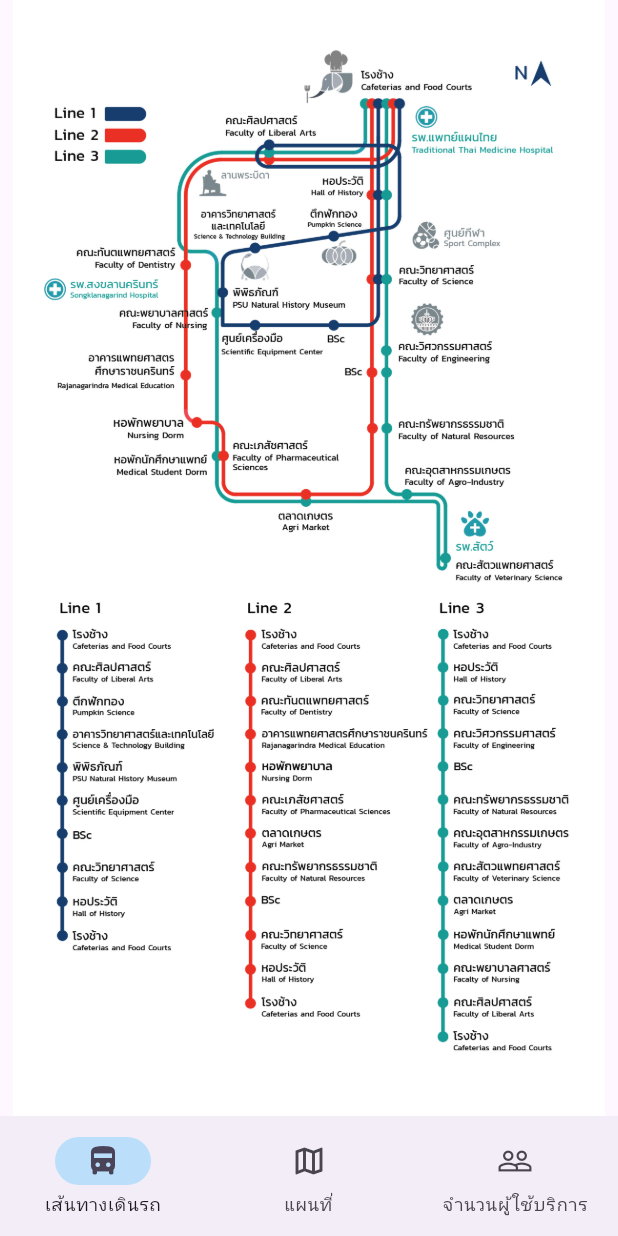
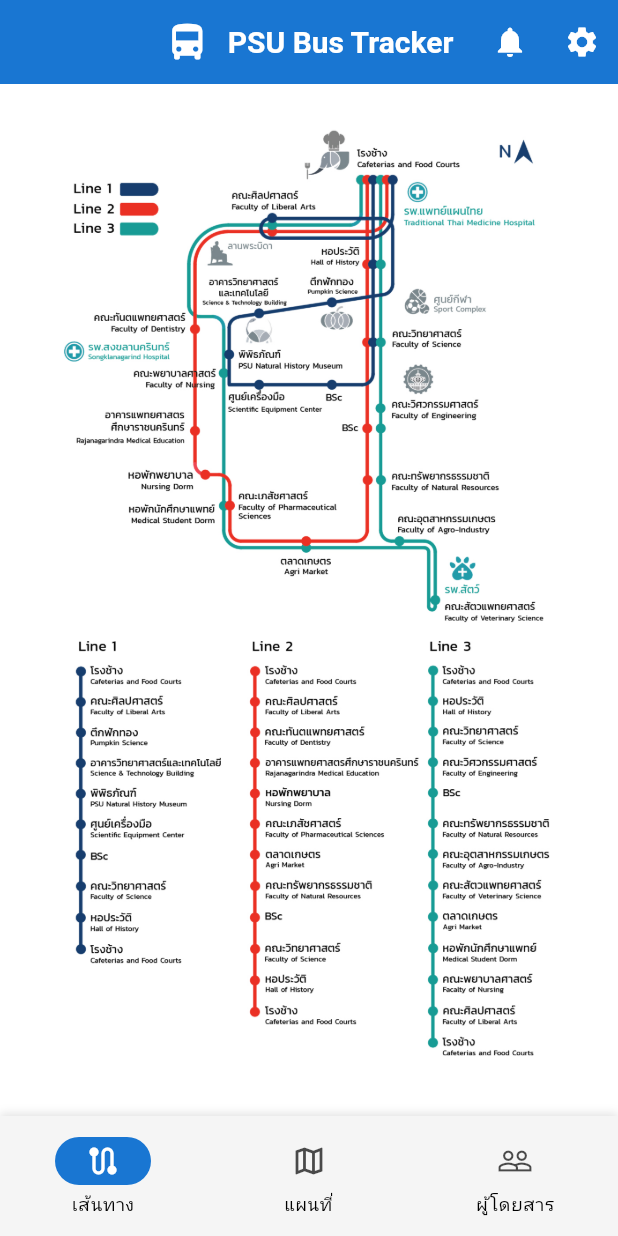
Before and after one commit to ackfort/psu_bus, a Flutter app: the screen it shows after launch, on a phone screen of 412 x 824 dp. Run offline on Flutter 3.47's test engine with Material 3 defaults, Android fonts, the light colour scheme and no system bars; our stand-ins replace geolocator, google_maps_flutter.

Commit message:
Update UX/UI

```diff
--- /dev/null
+++ b/lib/components/app_bar.dart
@@ -0,0 +1,49 @@
+import 'package:flutter/material.dart';
+
+class CustomAppBar extends StatelessWidget implements PreferredSizeWidget {
+  final VoidCallback? onNotificationPressed;
+  final VoidCallback? onSettingsPressed;
+
+  const CustomAppBar({
+    super.key,
+    this.onNotificationPressed,
+    this.onSettingsPressed,
+  });
+
+  @override
+  Size get preferredSize => const Size.fromHeight(kToolbarHeight);
+
+  @override
+  Widget build(BuildContext context) {
+    final theme = Theme.of(context);
+
+    return AppBar(
+      title: Row(
+        mainAxisSize: MainAxisSize.min,
+        children: [
+          Icon(Icons.directions_bus, size: 30, color: theme.colorScheme.onPrimary),
+          const SizedBox(width: 12),
+          Text(
+            'PSU Bus Tracker',
+            style: TextStyle(
+              fontSize: 20,
+              fontWeight: FontWeight.w600,
+              color: theme.colorScheme.onPrimary,
+            ),
+          ),
+        ],
+      ),
+      backgroundColor: theme.colorScheme.primary,
+      actions: [
+        IconButton(
+          icon: Icon(Icons.notifications, color: theme.colorScheme.onPrimary),
+          onPressed: onNotificationPressed,
+        ),
+        IconButton(
+          icon: Icon(Icons.settings, color: theme.colorScheme.onPrimary),
+          onPressed: onSettingsPressed,
+        ),
+      ],
+    );
+  }
+}
--- a/lib/components/app_scaffold.dart
+++ b/lib/components/app_scaffold.dart
@@ -1,5 +1,6 @@
 import 'package:flutter/material.dart';
 import 'custom_navigation_bar.dart';
+import 'app_bar.dart'; // นำเข้า AppBar ใหม่
 import '../screens/route_map_screen.dart';
 import '../screens/map_screen.dart';
 import '../screens/passenger_density_screen.dart';
@@ -14,15 +15,27 @@
 class _AppScaffoldState extends State<AppScaffold> {
   int currentPageIndex = 0;
 
-  final List<Widget> _pages = [
+  final List<Widget> _pages = const [
     RouteMapScreen(),
     MapScreen(),
     PassengerDensityScreen(),
   ];
 
+  void _handleNotificationPress() {
+    // เพิ่ม logic การแจ้งเตือนที่นี่
+  }
+
+  void _handleSettingsPress() {
+    // เพิ่ม logic ตั้งค่าที่นี่
+  }
+
   @override
   Widget build(BuildContext context) {
     return Scaffold(
+      appBar: CustomAppBar(
+        onNotificationPressed: _handleNotificationPress,
+        onSettingsPressed: _handleSettingsPress,
+      ),
       body: _pages[currentPageIndex],
       bottomNavigationBar: CustomNavigationBar(
         currentIndex: currentPageIndex,
--- a/lib/components/custom_navigation_bar.dart
+++ b/lib/components/custom_navigation_bar.dart
@@ -12,27 +12,44 @@
 
   @override
   Widget build(BuildContext context) {
-    return NavigationBar(
+    final theme = Theme.of(context);
+
+    return Container(
+      decoration: BoxDecoration(
+        color: Colors.grey.shade100, // สีพื้นหลังเข้มขึ้นเล็กน้อย
+        boxShadow: [
+          BoxShadow(
+            color: Colors.black.withOpacity(0.1),
+            blurRadius: 4,
+            offset: const Offset(0, -2),
+          ),
+        ],
+      ),
+      child: NavigationBar(
         onDestinationSelected: onTap,
-      indicatorColor: Colors.blue.shade100, // เปลี่ยนสีให้เหมาะกับธีมรถโดยสาร
         selectedIndex: currentIndex,
-      destinations: const <Widget>[
+        backgroundColor: Colors.transparent, // ใช้สีพื้นหลังจาก Container แทน
+        indicatorColor: theme.colorScheme.primary,
+        labelBehavior: NavigationDestinationLabelBehavior.alwaysShow,
+        surfaceTintColor: Colors.transparent,
+        destinations: <Widget>[
           NavigationDestination(
-          selectedIcon: Icon(Icons.directions_bus_filled),
-          icon: Icon(Icons.directions_bus),
-          label: 'เส้นทางเดินรถ',
+            selectedIcon: Icon(Icons.route, color: theme.colorScheme.onPrimary),
+            icon: Icon(Icons.route_outlined, color: theme.colorScheme.onSurface.withOpacity(0.7)),
+            label: 'เส้นทาง',
           ),
           NavigationDestination(
-          icon: Icon(Icons.map_outlined),
-          selectedIcon: Icon(Icons.map),
+            selectedIcon: Icon(Icons.map, color: theme.colorScheme.onPrimary),
+            icon: Icon(Icons.map_outlined, color: theme.colorScheme.onSurface.withOpacity(0.7)),
             label: 'แผนที่',
           ),
           NavigationDestination(
-          icon: Icon(Icons.people_outline),
-          selectedIcon: Icon(Icons.people),
-          label: 'จำนวนผู้ใช้บริการ',
+            selectedIcon: Icon(Icons.people, color: theme.colorScheme.onPrimary),
+            icon: Icon(Icons.people_outline, color: theme.colorScheme.onSurface.withOpacity(0.7)),
+            label: 'ผู้โดยสาร',
           ),
         ],
+      ),
     );
   }
 }
--- a/lib/main.dart
+++ b/lib/main.dart
@@ -9,10 +9,22 @@
   @override
   Widget build(BuildContext context) {
     return MaterialApp(
-      title: 'My App',
-      theme: ThemeData(useMaterial3: true),
-      home: const AppScaffold(), // ใช้ Scaffold หลักที่นี่
       debugShowCheckedModeBanner: false,
+      title: 'PSU Bus Tracker',
+      theme: ThemeData(
+        colorScheme: ColorScheme.light(
+          primary: const Color(0xFF1976D2),       // สีฟ้าหลัก
+          primaryContainer: const Color(0xFFBBDEFB), // สีฟ้าอ่อนสำหรับ indicator
+          onPrimary: Colors.white,                // สีข้อความบนพื้นฟ้า
+          surface: Colors.white,                  // สีพื้นหลังหน้าจอ
+        ),
+        useMaterial3: true,
+        appBarTheme: const AppBarTheme(
+          elevation: 0,                          // ลบเงา
+          centerTitle: true,
+        ),
+      ),
+      home: const AppScaffold(),
     );
   }
 }
--- a/lib/screens/passenger_density_screen.dart
+++ b/lib/screens/passenger_density_screen.dart
@@ -6,8 +6,9 @@
   @override
   Widget build(BuildContext context) {
     return Scaffold(
-      appBar: AppBar(title: const Text('จำนวนผู้ใช้บริการ')),
-      body: Center(child: Text('จำนวนผู้ใช้บริการ', style: TextStyle(fontSize: 24))),
+      body: Center(
+        child: Text('จำนวนผู้ใช้บริการ', style: TextStyle(fontSize: 24)),
+      ),
     );
   }
 }
```
Lines whose indentation alone changed are shown as unchanged.
